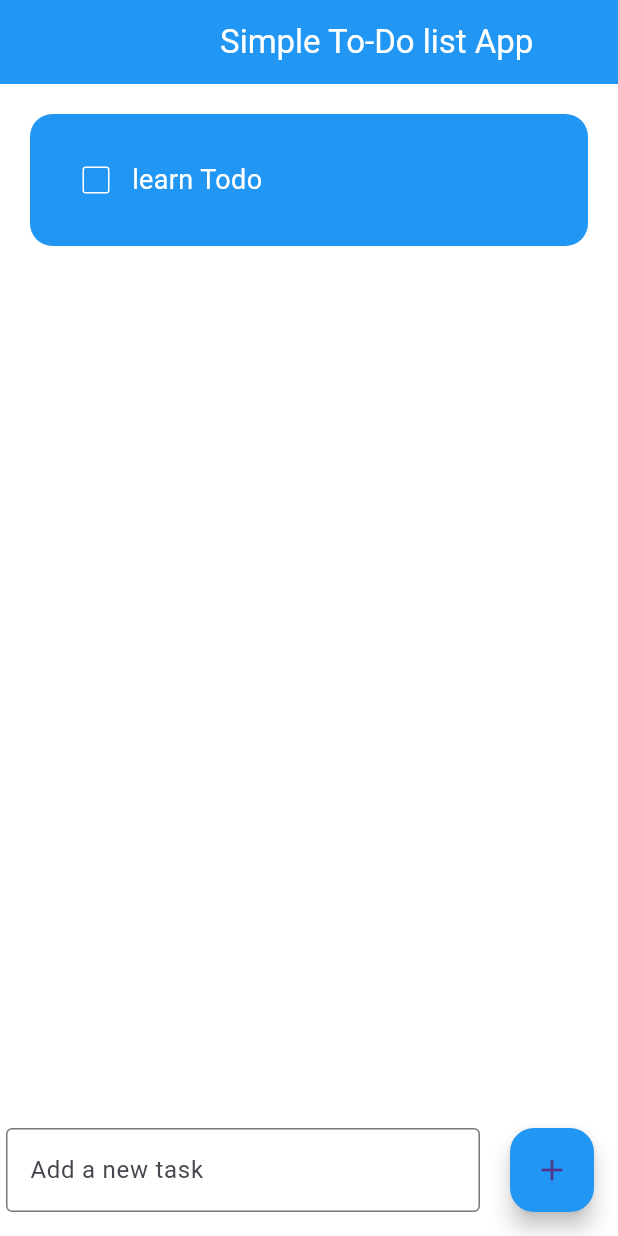
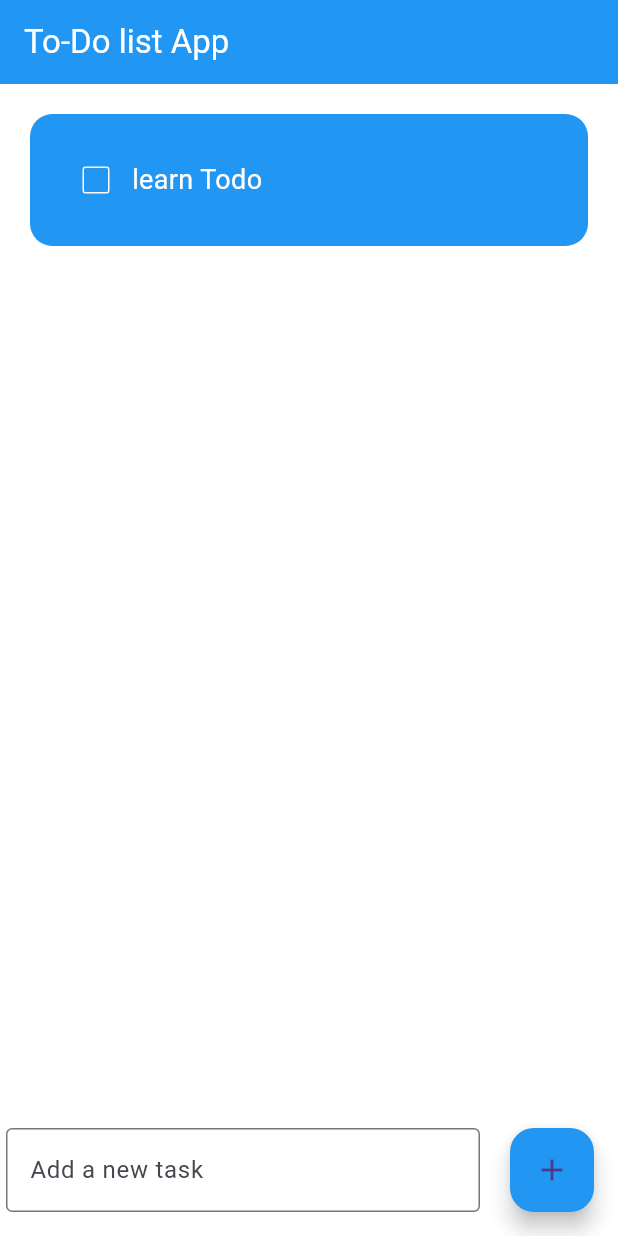
Before and after one commit to shafin92/to_do_list_app, a Flutter app: the screen it shows after launch, on a phone screen of 412 x 824 dp. Run offline on Flutter 3.47's test engine with Material 3 defaults, Android fonts, the phone set to English and light mode, and no system bars; drawn by our look-alikes of flutter_slidable.

Commit message:
version 1

```diff
--- a/lib/home_page.dart
+++ b/lib/home_page.dart
@@ -36,8 +36,8 @@ setState(() {
       backgroundColor: Colors.white,
       appBar: AppBar(
         title: const Text(
-          "                        Simple To-Do list App",
-          textAlign: TextAlign.right,
+          "To-Do list App",
+          textAlign: TextAlign.center,
         ),
         backgroundColor: Colors.blue,
         foregroundColor: Colors.white,
```
